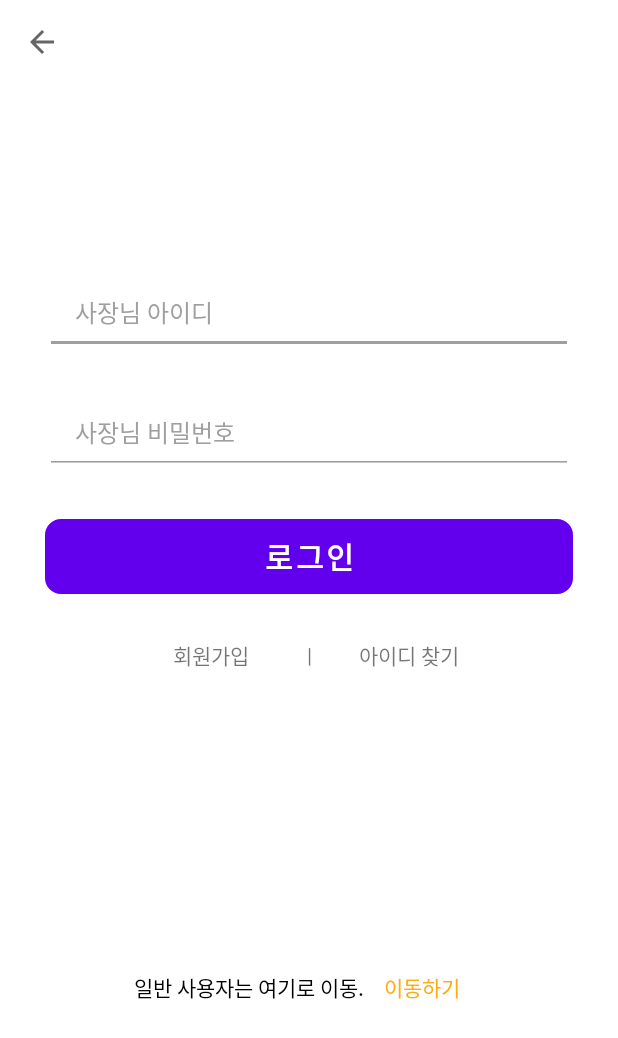
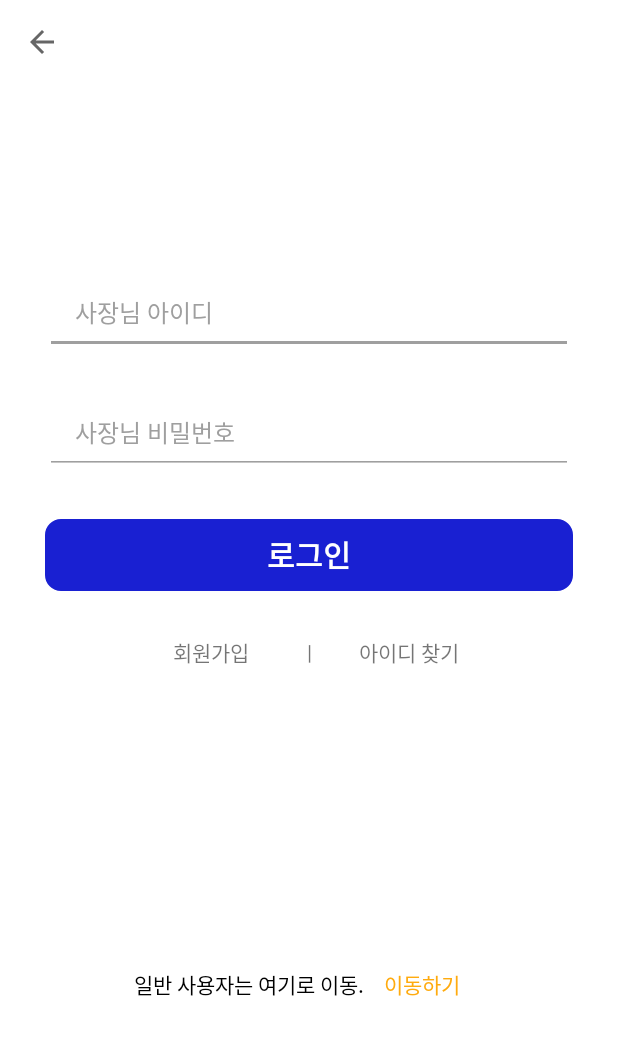
Before and after one commit to TUK-senier-project/Android_TruckSnack, an Android app: the SellerLoginActivity screen opened directly, with no data from a screen before it, on a phone screen of 412 x 824 dp. Shown: the top 1038 px of the screen. Run offline under Robolectric (Android 15) with nearby library versions, the phone set to English and light mode, and no system bars.

Commit message:
Seller-Register UI 수정중

```diff
--- a/app/src/main/res/drawable/customer_login_button_style.xml
+++ b/app/src/main/res/drawable/customer_login_button_style.xml
@@ -3,10 +3,10 @@
     android:shape="rectangle">
     <stroke
         android:width="1dp"
-        android:color="#FFAB0F"/>
+        android:color="@color/orange"/>
     <corners
         android:radius="10dp"/>
-    <solid android:color="#FFAB0F"/>
+    <solid android:color="@color/orange"/>
 
 
 </shape>
--- a/app/src/main/res/layout/activity_seller_login.xml
+++ b/app/src/main/res/layout/activity_seller_login.xml
@@ -49,7 +49,9 @@
         android:layout_marginStart="30dp"
         android:layout_marginEnd="30dp"
         android:backgroundTint="#9F9F9F"
-        android:gravity="top"/>
+        android:gravity="top"
+        android:inputType="textPassword"
+        app:passwordToggleEnabled="true"/>
 
     <Button
         android:id="@+id/seller_login_btn"
--- a/app/src/main/res/layout/activity_sign_up.xml
+++ b/app/src/main/res/layout/activity_sign_up.xml
@@ -234,6 +234,7 @@
                     android:paddingStart="16dp"
                     style="@style/EditTextHint"/>
             </LinearLayout>
+
             <fragment
                 android:id="@+id/map"
                 android:name="com.google.android.gms.maps.SupportMapFragment"
--- a/app/src/main/res/values/colors.xml
+++ b/app/src/main/res/values/colors.xml
@@ -7,4 +7,6 @@
     <color name="teal_700">#FF018786</color>
     <color name="black">#FF000000</color>
     <color name="white">#FFFFFFFF</color>
+    <color name="orange">#FFAB0F</color>
+    <color name="gray">#9F9F9F</color>
 </resources>
--- a/app/src/main/res/values/themes.xml
+++ b/app/src/main/res/values/themes.xml
@@ -1,6 +1,6 @@
 <resources xmlns:tools="http://schemas.android.com/tools">
     <!-- Base application theme. -->
-    <style name="Theme.IconTest2" parent="Theme.MaterialComponents.Light.NoActionBar">
+    <style name="Theme.IconTest2" parent="Theme.AppCompat.Light.NoActionBar">
         <!-- Primary brand color. -->
         <item name="colorPrimary">@color/purple_500</item>
         <item name="colorPrimaryVariant">@color/purple_700</item>
@@ -11,7 +11,9 @@
         <item name="colorOnSecondary">@color/black</item>
         <!-- Status bar color. -->
         <item name="android:statusBarColor">?attr/colorPrimaryVariant</item>
+
         <!-- Customize your theme here. -->
+
     </style>
     <style name="EditTextHint">
         <item name="android:textSize">14sp</item>
```
Also changed, not shown: app/src/main/java/com/example/icontest2/seller_register/SellerRegisterActivity.kt (+10 -7 lines), app/src/main/res/layout/activity_seller_register.xml (+14 -9 lines).
